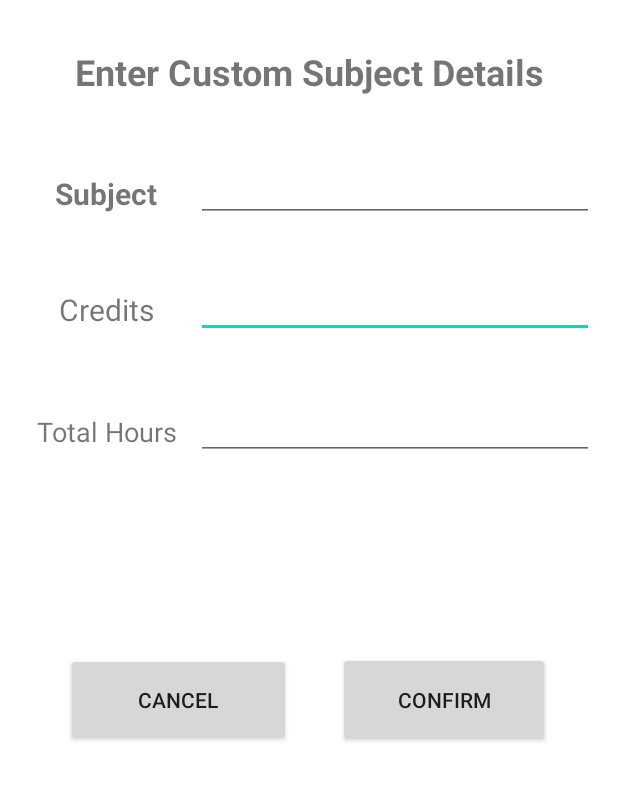
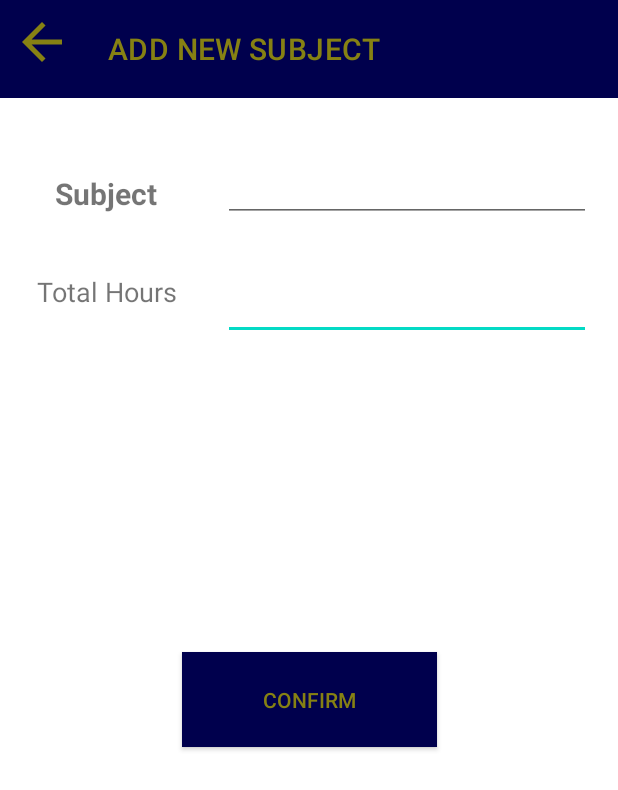
Before and after one commit to dhanpraja231/Aucademics, an Android app: the AddCustomSubject screen opened directly, with no data from a screen before it, on a phone screen of 412 x 824 dp. Shown: the top 790 px of the screen. Run offline under Robolectric (Android 15) with nearby library versions, the phone set to English and light mode, and no system bars.

Commit message:
design and alignment(60%) gratitude page left, few design aspects left overall completed(97%)

```diff
--- a/app/src/main/java/com/example/aucademics/bunkFragment/BunkFragment.java
+++ b/app/src/main/java/com/example/aucademics/bunkFragment/BunkFragment.java
@@ -22,7 +22,7 @@ public class BunkFragment extends Fragment {
         rvBunkList = root.findViewById(R.id.rv_bunk_list);
         BunkManagerDBHelper db = new BunkManagerDBHelper(this.getContext(),"userBunkDB",null,1);
         ArrayList<BunkItem> data = db.getAllSubjects();
-        System.out.println("Datalist ="+ data);
+        //System.out.println("Datalist ="+ data);
         bunkRVAdapter rvListAdapter = new bunkRVAdapter(data);
         rvBunkList.setAdapter(rvListAdapter);
         rvBunkList.setLayoutManager(new LinearLayoutManager(this.getContext()));
--- a/app/src/main/java/com/example/aucademics/bunkFragment/bunkRVAdapter.java
+++ b/app/src/main/java/com/example/aucademics/bunkFragment/bunkRVAdapter.java
@@ -2,6 +2,7 @@ package com.example.aucademics.bunkFragment;
 
 
 
+import android.graphics.Color;
 import android.view.LayoutInflater;
 import android.view.View;
 import android.view.ViewGroup;
@@ -81,9 +82,14 @@ public class bunkRVAdapter extends RecyclerView.Adapter<bunkRVAdapter.bunkViewHo
     @Override
     public void onBindViewHolder(@NonNull bunkRVAdapter.bunkViewHolder holder, int position) {
         BunkItem currentItem = dataList.get(position);
+
         holder.mAttendance.setText(String.valueOf( currentItem.getAttendancePercent()));
         holder.mBunksDone.setText(String.valueOf(currentItem.getBunkedHours()));
+
         holder.mBunksLeft.setText(String.valueOf(currentItem.getBunkHoursLeft()));
+        if(currentItem.getBunkHoursLeft()<5){
+            holder.itemView.setBackgroundColor(Color.parseColor("#ffc0cb"));
+        }
         holder.mSubjectName.setText(currentItem.getSubject_name());
     }
 
--- a/app/src/main/java/com/example/aucademics/cgpaFragment/selectGpaRVAdapter.java
+++ b/app/src/main/java/com/example/aucademics/cgpaFragment/selectGpaRVAdapter.java
@@ -32,8 +32,9 @@ public class selectGpaRVAdapter extends RecyclerView.Adapter<selectGpaRVAdapter.
         this.dataList = dataList;
         this.context = context;
     }
-    //TODO: cooler design for start page and custom subject
+    //TODO: cooler design for start page
     //TODO: Help page and redirect to G play
+    //TODO: logo and nav bar banner
 
     @NonNull
     @Override
--- a/app/src/main/java/com/example/aucademics/homePage/AddCustomSubject.java
+++ b/app/src/main/java/com/example/aucademics/homePage/AddCustomSubject.java
@@ -1,8 +1,10 @@
 package com.example.aucademics.homePage;
 
 import androidx.appcompat.app.AppCompatActivity;
+import androidx.appcompat.widget.Toolbar;
 
 import android.content.Intent;
+import android.graphics.Color;
 import android.os.Bundle;
 import android.view.View;
 import android.widget.Button;
@@ -15,21 +17,35 @@ import com.example.aucademics.databases.bunkManagerDB.BunkManagerDBHelper;
 
 public class AddCustomSubject extends AppCompatActivity {
     private EditText mSubjectName;
-    private EditText mCredits;
+    //private EditText mCredits;
     private EditText mTotalHours;
-    private EditText mBunkedHours;
+    //private EditText mBunkedHours;
     private Button confirmCustomAdd;
-    private Button cancelCustomAdd;
+    Toolbar tBar;
+    //private Button cancelCustomAdd;
     @Override
     protected void onCreate(Bundle savedInstanceState) {
         super.onCreate(savedInstanceState);
         setContentView(R.layout.activity_add_custom_subject);
         mSubjectName = findViewById(R.id.ET_Custom_Subject);
-        mCredits = findViewById(R.id.ET_Custom_Credits);
+        //mCredits = findViewById(R.id.ET_Custom_Credits);
         mTotalHours = findViewById(R.id.ET_Custom_T_Hours);
         confirmCustomAdd = findViewById(R.id.custom_sub_okay);
-        cancelCustomAdd = findViewById(R.id.custom_sub_cancel);
+        tBar = findViewById(R.id.custom_sub_toolbar);
+        tBar.setBackgroundColor(Color.parseColor("#00004d"));
+        tBar.setNavigationIcon(getDrawable(R.drawable.ic_baseline_arrow_back_24));
+        tBar.setTextAlignment(View.TEXT_ALIGNMENT_CENTER);
+        tBar.setTitle("ADD NEW SUBJECT");
+        tBar.setTitleTextColor(Color.parseColor("#868113"));
+        tBar.setNavigationOnClickListener(new View.OnClickListener() {
+            @Override
+            public void onClick(View v) {
+                finish();
+                onBackPressed();
 
+                //What to do on back clicked
+            }
+        });
 
 
         confirmCustomAdd.setOnClickListener(new View.OnClickListener() {
@@ -37,10 +53,16 @@ public class AddCustomSubject extends AppCompatActivity {
             public void onClick(View view) {
                 String subName = mSubjectName.getText().toString();
                 String totalHours = mTotalHours.getText().toString();
-                String credits = mCredits.getText().toString();
-                if(Integer.parseInt( totalHours)<30 ||Integer.parseInt(credits)<2 ){
-                    Toast.makeText(AddCustomSubject.this,"hours must be >=30 and 10>credits>2",Toast.LENGTH_SHORT).show();
+                //String credits = mCredits.getText().toString();
+                String regex = "[0-9]";
+                if(!totalHours.matches(regex)){
+                    Toast.makeText(AddCustomSubject.this,"invalid total hours",Toast.LENGTH_SHORT).show();
                 }
+
+                else if(Integer.parseInt( totalHours)<30 && Integer.parseInt((totalHours))%15!=0){
+                    Toast.makeText(AddCustomSubject.this,"hours must be >=30 and multiple of 15",Toast.LENGTH_SHORT).show();
+                }
+
                 else{
                 BunkManagerDBHelper db = new BunkManagerDBHelper(AddCustomSubject.this);
                 db.addSubject(new BunkItem(subName,totalHours));
@@ -51,11 +73,6 @@ public class AddCustomSubject extends AppCompatActivity {
             }
         });
 
-        cancelCustomAdd.setOnClickListener(new View.OnClickListener() {
-            @Override
-            public void onClick(View v) {
-                finish();
-            }
-        });
+
     }
 }
--- a/app/src/main/java/com/example/aucademics/homePage/bunkNcgpa.java
+++ b/app/src/main/java/com/example/aucademics/homePage/bunkNcgpa.java
@@ -11,6 +11,7 @@ import androidx.viewpager2.widget.ViewPager2;
 import android.content.DialogInterface;
 import android.content.Intent;
 import android.content.SharedPreferences;
+import android.graphics.Color;
 import android.os.Bundle;
 import android.preference.PreferenceManager;
 import android.view.MenuItem;
@@ -58,8 +59,10 @@ public class bunkNcgpa extends AppCompatActivity implements NavigationView.OnNav
         navigationView.setNavigationItemSelectedListener(this);
         tabLayout = findViewById(R.id.login_tab_layout);
         viewPager = findViewById(R.id.login_viewPager);
+        tabLayout.setBackgroundColor(Color.parseColor("#00004d"));
 
-        tabLayout.addTab(tabLayout.newTab().setText("Bunk manager"));
+
+        tabLayout.addTab(tabLayout.newTab().setText("Attendance Tracker"));
         tabLayout.addTab(tabLayout.newTab().setText("CGPA"));
 
         HomepageFragmentAdapter adapter = new HomepageFragmentAdapter(this);
@@ -232,7 +235,7 @@ public class bunkNcgpa extends AppCompatActivity implements NavigationView.OnNav
                 //TODO: redirect to playstore app via explicit intent
                 break;
             case R.id.help_nav:
-                //intent to FAQ page via explicit intent
+                //TODO: intent to FAQ page via implicit intent
                 break;
     }
     return true;
--- a/app/src/main/res/layout/activity_add_custom_subject.xml
+++ b/app/src/main/res/layout/activity_add_custom_subject.xml
@@ -6,19 +6,6 @@
     android:layout_height="match_parent"
     tools:context=".homePage.AddCustomSubject">
 
-    <TextView
-        android:id="@+id/textView4"
-        android:layout_width="100sp"
-        android:layout_height="43sp"
-        android:text="Credits"
-        android:textAlignment="center"
-        android:textSize="20sp"
-        app:layout_constraintBottom_toBottomOf="parent"
-        app:layout_constraintEnd_toEndOf="parent"
-        app:layout_constraintHorizontal_bias="0.067"
-        app:layout_constraintStart_toStartOf="parent"
-        app:layout_constraintTop_toTopOf="parent"
-        app:layout_constraintVertical_bias="0.247" />
 
     <TextView
         android:id="@+id/textView3"
@@ -35,9 +22,10 @@
         app:layout_constraintTop_toTopOf="parent"
         app:layout_constraintVertical_bias="0.148" />
 
+
     <EditText
-        android:id="@+id/ET_Custom_Credits"
-        android:layout_width="265sp"
+        android:id="@+id/ET_Custom_T_Hours"
+        android:layout_width="245sp"
         android:layout_height="45sp"
         android:ems="10"
         android:inputType="textPersonName"
@@ -46,24 +34,11 @@
         app:layout_constraintHorizontal_bias="0.89"
         app:layout_constraintStart_toStartOf="parent"
         app:layout_constraintTop_toTopOf="parent"
-        app:layout_constraintVertical_bias="0.231" />
-
-    <EditText
-        android:id="@+id/ET_Custom_T_Hours"
-        android:layout_width="265sp"
-        android:layout_height="45sp"
-        android:ems="10"
-        android:inputType="textPersonName"
-        app:layout_constraintBottom_toBottomOf="parent"
-        app:layout_constraintEnd_toEndOf="parent"
-        app:layout_constraintHorizontal_bias="0.89"
-        app:layout_constraintStart_toStartOf="parent"
-        app:layout_constraintTop_toTopOf="parent"
-        app:layout_constraintVertical_bias="0.336" />
+        app:layout_constraintVertical_bias="0.233" />
 
     <EditText
         android:id="@+id/ET_Custom_Subject"
-        android:layout_width="265sp"
+        android:layout_width="245sp"
         android:layout_height="45sp"
         android:ems="10"
         android:inputType="textPersonName"
@@ -74,19 +49,14 @@
         app:layout_constraintTop_toTopOf="parent"
         app:layout_constraintVertical_bias="0.132" />
 
-    <TextView
-        android:id="@+id/textView6"
-        android:layout_width="370sp"
-        android:layout_height="40sp"
-        android:text="Enter Custom Subject Details"
-        android:textAlignment="center"
-        android:textSize="24sp"
-        android:textStyle="bold"
+    <androidx.appcompat.widget.Toolbar
+        android:id="@+id/custom_sub_toolbar"
+        android:layout_width="match_parent"
+        android:layout_height="65sp"
         app:layout_constraintBottom_toBottomOf="parent"
-        app:layout_constraintEnd_toEndOf="parent"
-        app:layout_constraintStart_toStartOf="parent"
         app:layout_constraintTop_toTopOf="parent"
-        app:layout_constraintVertical_bias="0.04" />
+        app:layout_constraintVertical_bias="0.0"
+        />
 
     <TextView
         android:id="@+id/textView2"
@@ -100,29 +70,21 @@
         app:layout_constraintHorizontal_bias="0.067"
         app:layout_constraintStart_toStartOf="parent"
         app:layout_constraintTop_toTopOf="parent"
-        app:layout_constraintVertical_bias="0.353" />
+        app:layout_constraintVertical_bias="0.233" />
 
     <androidx.appcompat.widget.AppCompatButton
         android:id="@+id/custom_sub_okay"
-        android:layout_width="141sp"
+        android:layout_width="170sp"
         android:layout_height="63sp"
+        android:textColor="@color/gold"
+        android:background="@color/blueDark"
         android:text="Confirm"
         app:layout_constraintBottom_toBottomOf="parent"
         app:layout_constraintEnd_toEndOf="parent"
-        app:layout_constraintHorizontal_bias="0.833"
+        app:layout_constraintHorizontal_bias="0.5"
         app:layout_constraintStart_toStartOf="parent"
         app:layout_constraintTop_toTopOf="parent"
         app:layout_constraintVertical_bias="0.571" />
 
-    <androidx.appcompat.widget.AppCompatButton
-        android:id="@+id/custom_sub_cancel"
-        android:layout_width="150sp"
-        android:layout_height="62sp"
-        android:text="Cancel"
-        app:layout_constraintBottom_toBottomOf="parent"
-        app:layout_constraintEnd_toEndOf="parent"
-        app:layout_constraintHorizontal_bias="0.168"
-        app:layout_constraintStart_toStartOf="parent"
-        app:layout_constraintTop_toTopOf="parent"
-        app:layout_constraintVertical_bias="0.571" />
+
 </androidx.constraintlayout.widget.ConstraintLayout>
--- a/app/src/main/res/layout/bunk_rv_view_holder.xml
+++ b/app/src/main/res/layout/bunk_rv_view_holder.xml
@@ -60,11 +60,11 @@
         <TextView
             android:layout_width="wrap_content"
             android:layout_height="wrap_content"
-            android:text="Bunks: "
             android:layout_alignParentStart="true"
             android:layout_alignParentTop="true"
             android:layout_marginStart="10sp"
-            android:layout_marginTop="36sp"/>
+            android:layout_marginTop="36sp"
+            android:text="Classes missed: " />
         <TextView
             android:id="@+id/bunk_rv_bunks_done"
             android:layout_width="wrap_content"
@@ -73,7 +73,7 @@
             android:textSize="15sp"
             android:layout_alignParentStart="true"
             android:layout_alignParentTop="true"
-            android:layout_marginStart="70sp"
+            android:layout_marginStart="120sp"
             android:layout_marginTop="36sp"/>
         <TextView
             android:layout_width="wrap_content"
@@ -100,7 +100,7 @@
             android:layout_alignParentTop="true"
             android:layout_marginStart="10sp"
             android:layout_marginTop="86sp"
-            android:text="bunks left: " />
+            android:text="skips left:  " />
         <TextView
             android:id="@+id/bunk_rv_bunks_left"
             android:layout_width="wrap_content"
--- a/app/src/main/res/layout/homepage.xml
+++ b/app/src/main/res/layout/homepage.xml
@@ -42,6 +42,8 @@
             android:layout_width="match_parent"
             android:layout_height="60sp"
             android:background="@color/white"
+            app:tabSelectedTextColor="@color/gold"
+            app:tabTextColor="@color/silver"
             app:layout_constraintBottom_toBottomOf="parent"
             app:layout_constraintEnd_toEndOf="parent"
             app:layout_constraintHorizontal_bias="0.0"
--- a/app/src/main/res/values/colors.xml
+++ b/app/src/main/res/values/colors.xml
@@ -7,4 +7,7 @@
     <color name="teal_700">#FF018786</color>
     <color name="black">#FF000000</color>
     <color name="white">#FFFFFFFF</color>
+    <color name="gold">#868113</color>
+    <color name="silver">#C0C0C0</color>
+    <color name="blueDark">#00004d</color>
 </resources>
--- a/app/src/main/res/values/themes.xml
+++ b/app/src/main/res/values/themes.xml
@@ -2,8 +2,8 @@
     <!-- Base application theme. -->
     <style name="Theme.Aucademics" parent="Theme.MaterialComponents.Light.NoActionBar">
         <!-- Primary brand color. -->
-        <item name="colorPrimary">@color/purple_500</item>
-        <item name="colorPrimaryVariant">@color/purple_700</item>
+        <item name="colorPrimary">@color/gold</item>
+        <item name="colorPrimaryVariant">@color/gold</item>
         <item name="colorOnPrimary">@color/white</item>
         <!-- Secondary brand color. -->
         <item name="colorSecondary">@color/teal_200</item>
```
